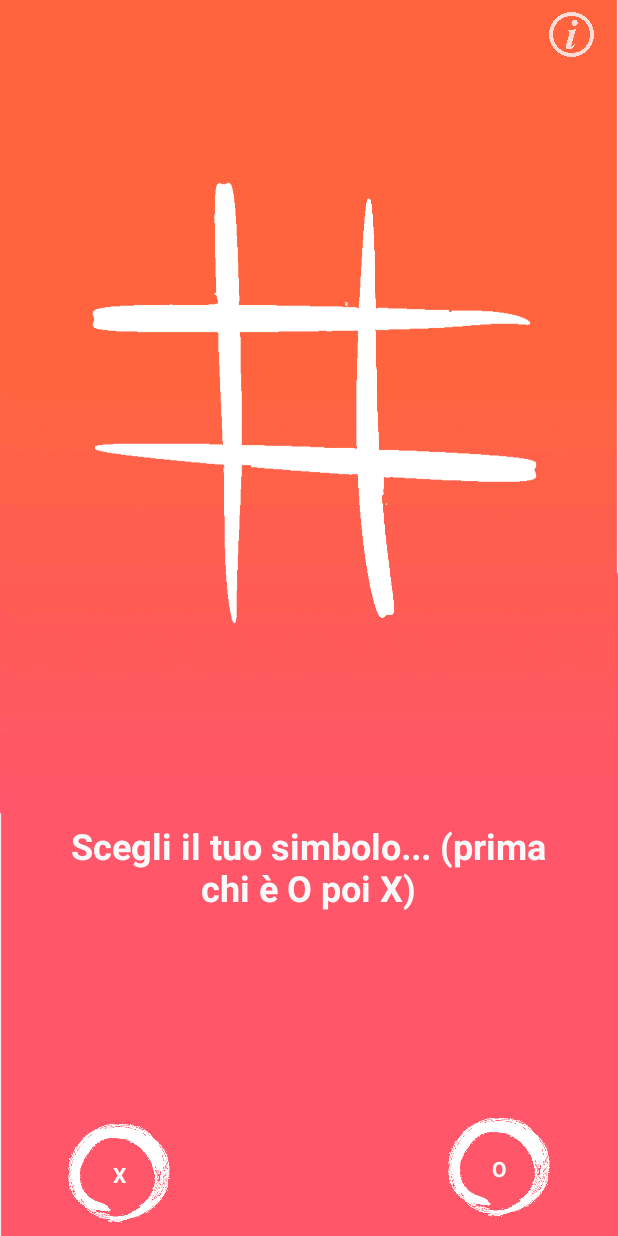
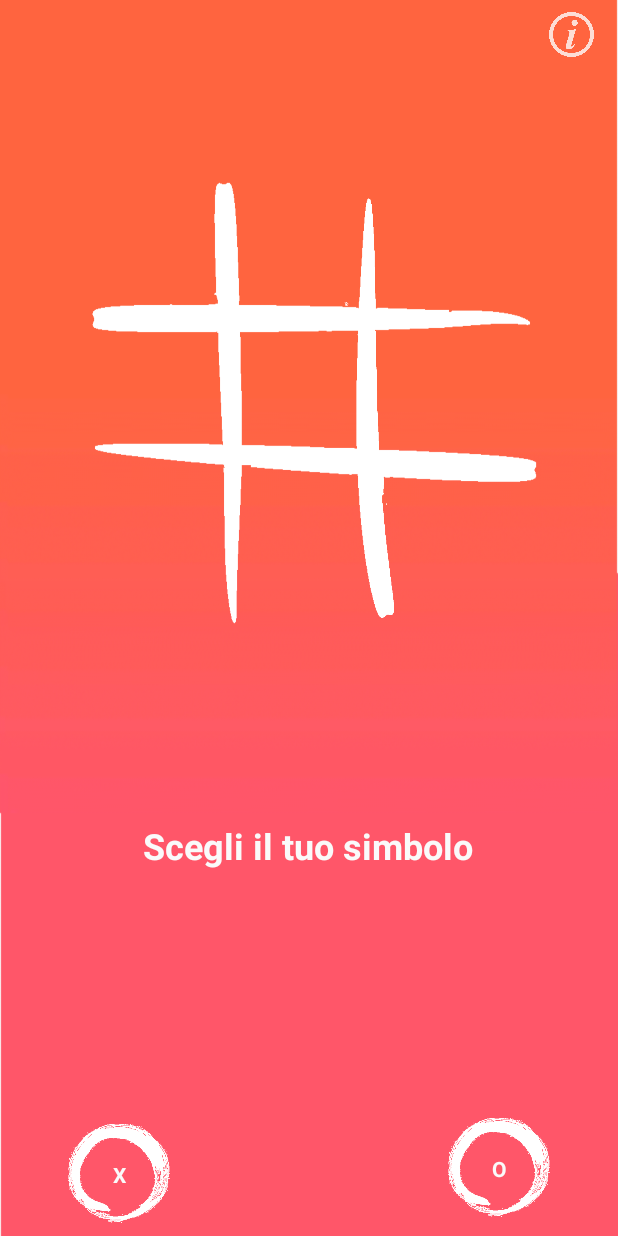
Before and after one commit to bolopenguin/App_TicTacToe_Android, an Android app: the MainActivity screen opened directly, with no data from a screen before it, on a phone screen of 412 x 824 dp. Run offline under Robolectric (Android 15) with nearby library versions, the phone set to English and light mode, and no system bars; Roboto replaces fonts that are not available here.

Commit message:
sistemato problema di dover scegliere prima il O poi il X

```diff
--- a/app/src/main/java/com/example/progettoandroid/MainActivity.java
+++ b/app/src/main/java/com/example/progettoandroid/MainActivity.java
@@ -90,6 +90,7 @@ public class MainActivity extends AppCompatActivity
                     setButtonsSlots(true);
                     info.setText("Tocca a te");
                 } else{
+                    btnServer();
                     info.setText("Aspetta");
                 }
 
@@ -178,7 +179,7 @@ public class MainActivity extends AppCompatActivity
         revengebtn.setVisibility(View.INVISIBLE);
 
         info = (TextView)findViewById(R.id.textView);
-        info.setText("Scegli il tuo simbolo... (prima chi è O poi X)");
+        info.setText("Scegli il tuo simbolo");
         punteggio = (TextView) findViewById(R.id.textView2);
 
         Tabella=(TableLayout) findViewById(R.id.tableLayout);
```
